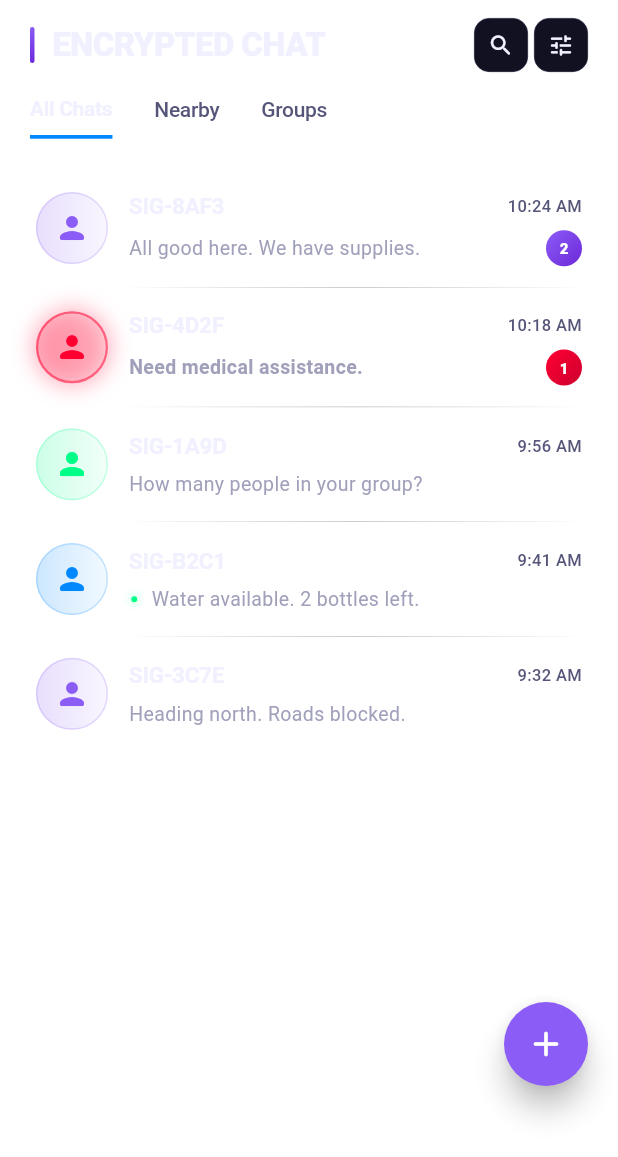
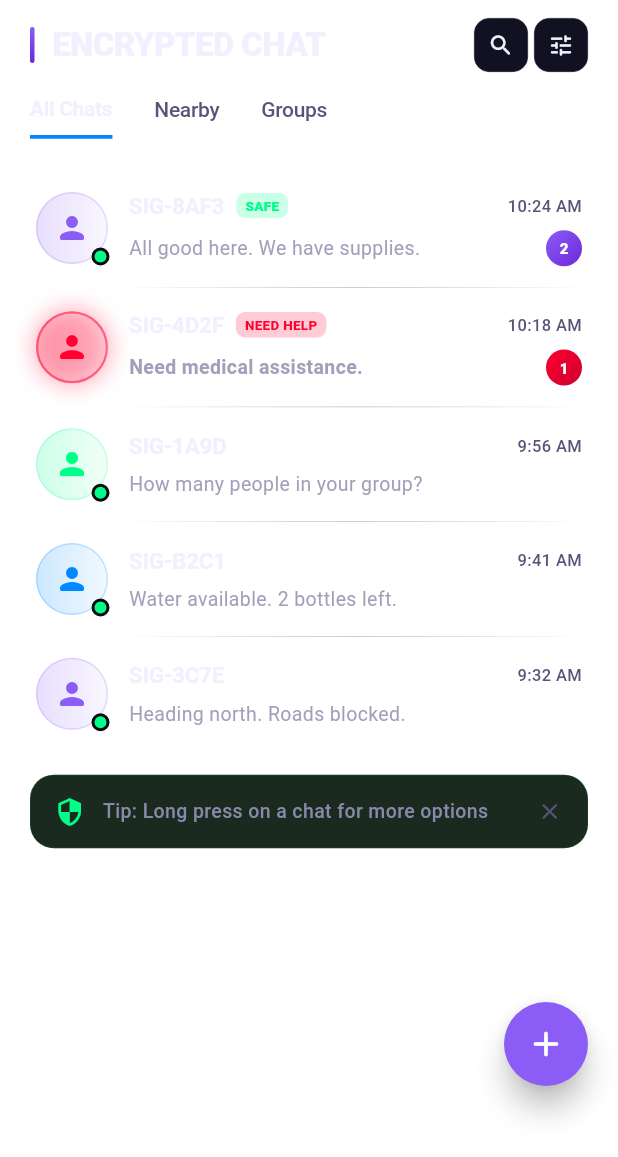
Before and after one commit to kripashankarcs3/AEGIS, a Flutter app: the ChatScreen screen opened directly, on a phone screen of 412 x 824 dp. Shown: the top 1157 px of the screen. Run offline on Flutter 3.47's test engine with Material 3 defaults, Android fonts, the phone set to English and light mode, and no system bars; our stand-ins replace hive_flutter, image_picker; accounts and stored records are empty; Roboto replaces fonts that are missing (SF Pro Display).

Commit message:
style: implement overlapping status dots, category badge pills, and light-green/grey chat bubbles

```diff
--- a/aegis_flutter/lib/screens/chat_conversation_screen.dart
+++ b/aegis_flutter/lib/screens/chat_conversation_screen.dart
@@ -23,23 +23,27 @@ class _ChatConversationScreenState extends State<ChatConversationScreen> {
         backgroundColor: AegisColors.surface0.withOpacity(0.95),
         elevation: 0,
         leading: Container(margin: const EdgeInsets.all(4), decoration: BoxDecoration(color: AegisColors.surface2, shape: BoxShape.circle, border: Border.all(color: AegisColors.border1, width: 0.5)),
-          child: IconButton(icon: Icon(Icons.arrow_back, color: Colors.white, size: 20), onPressed: () => Navigator.of(context).pop())),
+          child: IconButton(icon: Icon(Icons.arrow_back, color: AegisColors.textPrimary, size: 20), onPressed: () => Navigator.of(context).pop())),
         title: Row(children: [
           Container(width: 36, height: 36, decoration: BoxDecoration(gradient: offline ? LinearGradient(colors: [AegisColors.textMuted, AegisColors.textDim]) : AegisColors.greenGradient, shape: BoxShape.circle, boxShadow: offline ? null : [BoxShadow(color: AegisColors.neonGreen.withOpacity(0.3), blurRadius: 8, spreadRadius: 1)]), child: Center(child: Icon(Icons.person_rounded, color: Colors.white, size: 18))),
           SizedBox(width: 12),
           Column(crossAxisAlignment: CrossAxisAlignment.start, children: [
-            Text(widget.nodeId, style: TextStyle(fontSize: 16, fontWeight: FontWeight.w700, color: Colors.white, letterSpacing: -0.2)),
+            Text(widget.nodeId, style: TextStyle(fontSize: 16, fontWeight: FontWeight.w700, color: AegisColors.textPrimary, letterSpacing: -0.2)),
             SizedBox(height: 2),
             Row(mainAxisSize: MainAxisSize.min, children: [
               Container(width: 6, height: 6, decoration: BoxDecoration(color: offline ? AegisColors.textMuted : AegisColors.neonGreen, shape: BoxShape.circle)),
               SizedBox(width: 6),
-              Text(offline ? 'Offline' : 'Online  •  2 hops away', style: TextStyle(fontSize: 11, color: AegisColors.textSecondary, fontWeight: FontWeight.w500)),
+              Row(mainAxisSize: MainAxisSize.min, children: [
+                Text(offline ? 'Offline' : 'Online', style: TextStyle(fontSize: 11, color: offline ? AegisColors.textSecondary : AegisColors.neonGreen, fontWeight: FontWeight.w700)),
+                if (!offline)
+                  Text('  •  2 hops away', style: TextStyle(fontSize: 11, color: AegisColors.textSecondary, fontWeight: FontWeight.w500)),
+              ]),
             ]),
           ]),
         ]),
         actions: [
           Container(margin: const EdgeInsets.all(4), decoration: BoxDecoration(color: AegisColors.surface2, shape: BoxShape.circle, border: Border.all(color: AegisColors.border1, width: 0.5)),
-            child: IconButton(icon: Icon(Icons.more_vert, color: Colors.white, size: 20), onPressed: () {})),
+            child: IconButton(icon: Icon(Icons.more_vert, color: AegisColors.textPrimary, size: 20), onPressed: () {})),
         ],
       ),
       body: SafeArea(
@@ -79,11 +83,11 @@ class _ChatConversationScreenState extends State<ChatConversationScreen> {
         Flexible(
           child: Container(
             padding: const EdgeInsets.all(14),
-            decoration: BoxDecoration(color: AegisColors.cardBg, borderRadius: const BorderRadius.only(topRight: Radius.circular(20), bottomLeft: Radius.circular(4), bottomRight: Radius.circular(20)), border: Border.all(color: AegisColors.border1.withOpacity(0.3), width: 0.5), boxShadow: [BoxShadow(color: Colors.black.withOpacity(0.2), blurRadius: 8, offset: const Offset(0, 2))]),
+            decoration: BoxDecoration(color: AegisColors.isLight ? const Color(0xFFF3F4F6) : AegisColors.surface2, borderRadius: const BorderRadius.only(topRight: Radius.circular(20), bottomLeft: Radius.circular(4), bottomRight: Radius.circular(20)), border: Border.all(color: AegisColors.border1.withOpacity(0.2), width: 0.5)),
             child: Column(crossAxisAlignment: CrossAxisAlignment.start, mainAxisSize: MainAxisSize.min, children: [
               Text(text, style: AegisStyles.message),
               SizedBox(height: 6),
-              Align(alignment: Alignment.bottomRight, child: Text(time, style: AegisStyles.timestamp)),
+              Align(alignment: Alignment.bottomRight, child: Text(time, style: AegisStyles.timestamp.copyWith(color: AegisColors.textSecondary.withOpacity(0.8)))),
             ]),
           ),
         ),
@@ -98,14 +102,14 @@ class _ChatConversationScreenState extends State<ChatConversationScreen> {
         Flexible(
           child: Container(
             padding: const EdgeInsets.all(14),
-            decoration: BoxDecoration(color: AegisColors.electricBlue, borderRadius: const BorderRadius.only(topLeft: Radius.circular(20), bottomLeft: Radius.circular(20), bottomRight: Radius.circular(4)), border: Border.all(color: AegisColors.electricBlue.withOpacity(0.15), width: 0.5), boxShadow: [BoxShadow(color: AegisColors.electricBlue.withOpacity(0.1), blurRadius: 8, offset: const Offset(0, 2))]),
+            decoration: BoxDecoration(color: AegisColors.isLight ? const Color(0xFFDCFCE7) : const Color(0xFF064E3B), borderRadius: const BorderRadius.only(topLeft: Radius.circular(20), bottomLeft: Radius.circular(20), bottomRight: Radius.circular(4)), border: Border.all(color: AegisColors.isLight ? const Color(0xFFA7F3D0).withOpacity(0.5) : AegisColors.neonGreen.withOpacity(0.15), width: 0.5)),
             child: Column(crossAxisAlignment: CrossAxisAlignment.end, mainAxisSize: MainAxisSize.min, children: [
-              Text(text, style: AegisStyles.message.copyWith(color: Colors.white)),
+              Text(text, style: AegisStyles.message.copyWith(color: AegisColors.isLight ? const Color(0xFF111827) : Colors.white)),
               SizedBox(height: 6),
               Row(mainAxisSize: MainAxisSize.min, children: [
-                Text(time, style: AegisStyles.timestamp.copyWith(color: Colors.white.withOpacity(0.7))),
+                Text(time, style: AegisStyles.timestamp.copyWith(color: AegisColors.isLight ? const Color(0xFF047857) : Colors.white.withOpacity(0.6))),
                 SizedBox(width: 4),
-                Icon(Icons.done_all_rounded, color: Colors.white.withOpacity(0.9), size: 12),
+                Icon(Icons.done_all_rounded, color: AegisColors.isLight ? const Color(0xFF10B981) : AegisColors.neonGreen, size: 12),
               ]),
             ]),
           ),
@@ -236,7 +240,7 @@ class _ChatConversationScreenState extends State<ChatConversationScreen> {
         Container(
           width: 46, height: 46,
           decoration: BoxDecoration(gradient: AegisColors.greenGradient, shape: BoxShape.circle, boxShadow: [BoxShadow(color: AegisColors.neonGreen.withOpacity(0.3), blurRadius: 12, spreadRadius: 1)]),
-          child: Icon(Icons.send_rounded, color: Colors.white, size: 20),
+          child: Icon(Icons.send_rounded, color: AegisColors.textPrimary, size: 20),
         ),
       ]),
     );
--- a/aegis_flutter/lib/screens/chat_screen.dart
+++ b/aegis_flutter/lib/screens/chat_screen.dart
@@ -33,15 +33,17 @@ class _ChatScreenState extends State<ChatScreen> {
                   SizedBox(height: 20),
                   Expanded(
                     child: ListView(children: [
-                      _tile(AegisColors.violet, 'SIG-8AF3', '10:24 AM', 'All good here. We have supplies.', unread: 2),
+                      _tile(AegisColors.violet, 'SIG-8AF3', '10:24 AM', 'All good here. We have supplies.', unread: 2, badgeText: 'SAFE', badgeColor: AegisColors.neonGreen, dot: true),
                       _divider(),
-                      _tile(AegisColors.sosRed, 'SIG-4D2F', '10:18 AM', 'Need medical assistance.', unread: 1, urgent: true),
+                      _tile(AegisColors.sosRed, 'SIG-4D2F', '10:18 AM', 'Need medical assistance.', unread: 1, urgent: true, badgeText: 'NEED HELP', badgeColor: AegisColors.sosRed),
                       _divider(),
-                      _tile(AegisColors.neonGreen, 'SIG-1A9D', '9:56 AM', 'How many people in your group?'),
+                      _tile(AegisColors.neonGreen, 'SIG-1A9D', '9:56 AM', 'How many people in your group?', dot: true),
                       _divider(),
                       _tile(AegisColors.electricBlue, 'SIG-B2C1', '9:41 AM', 'Water available. 2 bottles left.', dot: true),
                       _divider(),
-                      _tile(AegisColors.violet, 'SIG-3C7E', '9:32 AM', 'Heading north. Roads blocked.'),
+                      _tile(AegisColors.violet, 'SIG-3C7E', '9:32 AM', 'Heading north. Roads blocked.', dot: true),
+                      const SizedBox(height: 16),
+                      _buildTipBanner(),
                     ]),
                   ),
                 ],
@@ -100,27 +102,97 @@ class _ChatScreenState extends State<ChatScreen> {
     );
   }
 
-  Widget _tile(Color avatarColor, String nodeId, String time, String subtitle, {int unread = 0, bool urgent = false, bool dot = false}) {
+  bool _showTip = true;
+
+  Widget _buildTipBanner() {
+    if (!_showTip) return const SizedBox.shrink();
+    return Container(
+      padding: const EdgeInsets.symmetric(horizontal: 16, vertical: 14),
+      decoration: BoxDecoration(
+        color: AegisColors.isLight ? const Color(0xFFE8F5E9) : const Color(0xFF1B2A1E),
+        borderRadius: BorderRadius.circular(16),
+        border: Border.all(
+          color: AegisColors.isLight ? const Color(0xFFC8E6C9) : AegisColors.neonGreen.withOpacity(0.15),
+          width: 0.5,
+        ),
+      ),
+      child: Row(
+        children: [
+          Icon(Icons.security_outlined, color: AegisColors.isLight ? const Color(0xFF2E7D32) : AegisColors.neonGreen, size: 20),
+          const SizedBox(width: 12),
+          Expanded(
+            child: Text(
+              'Tip: Long press on a chat for more options',
+              style: TextStyle(
+                color: AegisColors.isLight ? const Color(0xFF2E7D32) : AegisColors.textSecondary,
+                fontSize: 13,
+                fontWeight: FontWeight.w500,
+                fontFamily: 'SF Pro Display',
+              ),
+            ),
+          ),
+          GestureDetector(
+            onTap: () => setState(() => _showTip = false),
+            child: Icon(Icons.close_rounded, color: AegisColors.isLight ? const Color(0xFF2E7D32).withOpacity(0.6) : AegisColors.textMuted, size: 18),
+          ),
+        ],
+      ),
+    );
+  }
+
+  Widget _tile(Color avatarColor, String nodeId, String time, String subtitle, {int unread = 0, bool urgent = false, bool dot = false, String? badgeText, Color? badgeColor}) {
     return InkWell(
       onTap: () => Navigator.of(context).push(PageRouteBuilder(pageBuilder: (_, a, __) => ChatConversationScreen(nodeId: nodeId), transitionsBuilder: (_, a, __, child) => SlideTransition(position: Tween<Offset>(begin: const Offset(1, 0), end: Offset.zero).animate(CurvedAnimation(parent: a, curve: Curves.easeOutCubic)), child: child))),
       child: Padding(
         padding: const EdgeInsets.symmetric(vertical: 14, horizontal: 4),
         child: Row(children: [
-          Container(
-            width: 48, height: 48,
-            decoration: BoxDecoration(gradient: LinearGradient(colors: [avatarColor.withOpacity(0.2), avatarColor.withOpacity(0.05)]), shape: BoxShape.circle, border: Border.all(color: avatarColor.withOpacity(urgent ? 0.5 : 0.2), width: urgent ? 1.5 : 1), boxShadow: urgent ? [BoxShadow(color: avatarColor.withOpacity(0.3), blurRadius: 12, spreadRadius: 2)] : null),
-            child: Icon(Icons.person_rounded, color: avatarColor, size: 24),
+          Stack(
+            clipBehavior: Clip.none,
+            children: [
+              Container(
+                width: 48, height: 48,
+                decoration: BoxDecoration(gradient: LinearGradient(colors: [avatarColor.withOpacity(0.2), avatarColor.withOpacity(0.05)]), shape: BoxShape.circle, border: Border.all(color: avatarColor.withOpacity(urgent ? 0.5 : 0.2), width: urgent ? 1.5 : 1), boxShadow: urgent ? [BoxShadow(color: avatarColor.withOpacity(0.3), blurRadius: 12, spreadRadius: 2)] : null),
+                child: Icon(Icons.person_rounded, color: avatarColor, size: 24),
+              ),
+              if (dot)
+                Positioned(
+                  bottom: -1, right: -1,
+                  child: Container(
+                    width: 12, height: 12,
+                    decoration: BoxDecoration(
+                      color: AegisColors.neonGreen,
+                      shape: BoxShape.circle,
+                      border: Border.all(color: AegisColors.isLight ? Colors.white : const Color(0xFF08080E), width: 2),
+                    ),
+                  ),
+                ),
+            ],
           ),
           SizedBox(width: 14),
           Expanded(
             child: Column(crossAxisAlignment: CrossAxisAlignment.start, children: [
               Row(mainAxisAlignment: MainAxisAlignment.spaceBetween, children: [
-                Text(nodeId, style: TextStyle(fontSize: 15, fontWeight: FontWeight.w700, color: AegisColors.textPrimary, letterSpacing: -0.2)),
+                Row(mainAxisSize: MainAxisSize.min, children: [
+                  Text(nodeId, style: TextStyle(fontSize: 15, fontWeight: FontWeight.w700, color: AegisColors.textPrimary, letterSpacing: -0.2)),
+                  if (badgeText != null) ...[
+                    const SizedBox(width: 8),
+                    Container(
+                      padding: const EdgeInsets.symmetric(horizontal: 6, vertical: 2),
+                      decoration: BoxDecoration(
+                        color: badgeColor!.withOpacity(AegisColors.isLight ? 0.12 : 0.2),
+                        borderRadius: BorderRadius.circular(6),
+                      ),
+                      child: Text(
+                        badgeText,
+                        style: TextStyle(color: badgeColor, fontSize: 9, fontWeight: FontWeight.w800, letterSpacing: 0.2),
+                      ),
+                    ),
+                  ],
+                ]),
                 Text(time, style: TextStyle(fontSize: 11, color: AegisColors.textMuted, fontWeight: FontWeight.w500)),
               ]),
               SizedBox(height: 6),
               Row(children: [
-                if (dot) ...[PulseDot(color: AegisColors.neonGreen, size: 7), SizedBox(width: 8)],
                 Expanded(child: Text(subtitle, style: TextStyle(fontSize: 13, color: AegisColors.textSecondary.withOpacity(0.8), fontWeight: urgent ? FontWeight.w600 : FontWeight.w400), maxLines: 1, overflow: TextOverflow.ellipsis)),
                 if (unread > 0)
                   Container(width: 24, height: 24, decoration: BoxDecoration(gradient: urgent ? AegisColors.sosGradient : AegisColors.purpleGradient, shape: BoxShape.circle), child: Center(child: Text('$unread', style: TextStyle(color: Colors.white, fontSize: 10, fontWeight: FontWeight.w800)))),
```
